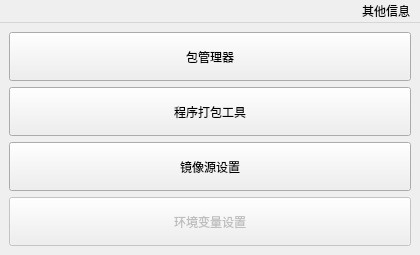
This is interface/MainInterface.ui in hrpzcf/AwesomePyKit as Qt 5 draws it before an edit. The edited form follows.
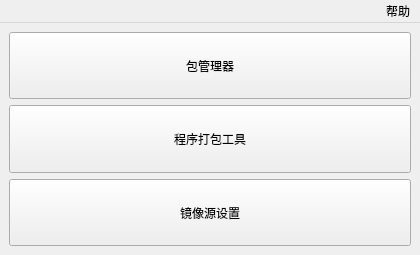
This is the edited form.

Commit message: fix: 主界面删除使用帮助菜单并清理相关代码，现帮助信息从工具提示获取

Patch:
```diff
--- a/interface/MainInterface.ui
+++ b/interface/MainInterface.ui
@@ -82,25 +82,6 @@
         </property>
        </widget>
       </item>
-      <item>
-       <widget class="QPushButton" name="btn_setPATH">
-        <property name="enabled">
-         <bool>false</bool>
-        </property>
-        <property name="sizePolicy">
-         <sizepolicy hsizetype="Minimum" vsizetype="Minimum">
-          <horstretch>0</horstretch>
-          <verstretch>0</verstretch>
-         </sizepolicy>
-        </property>
-        <property name="toolTip">
-         <string>（功能尚未完成）将 Python 安装目录路径添加进环境变量 PATH。</string>
-        </property>
-        <property name="text">
-         <string>环境变量设置</string>
-        </property>
-       </widget>
-      </item>
      </layout>
     </item>
    </layout>
@@ -119,7 +100,7 @@
    </property>
    <widget class="QMenu" name="menu_help">
     <property name="title">
-     <string>其他信息</string>
+     <string>帮助</string>
     </property>
     <addaction name="description"/>
     <addaction name="about"/>
```
Left out of the diff: 7 changed lines with no effect on the pictures. The commit also changes 3 other files.
